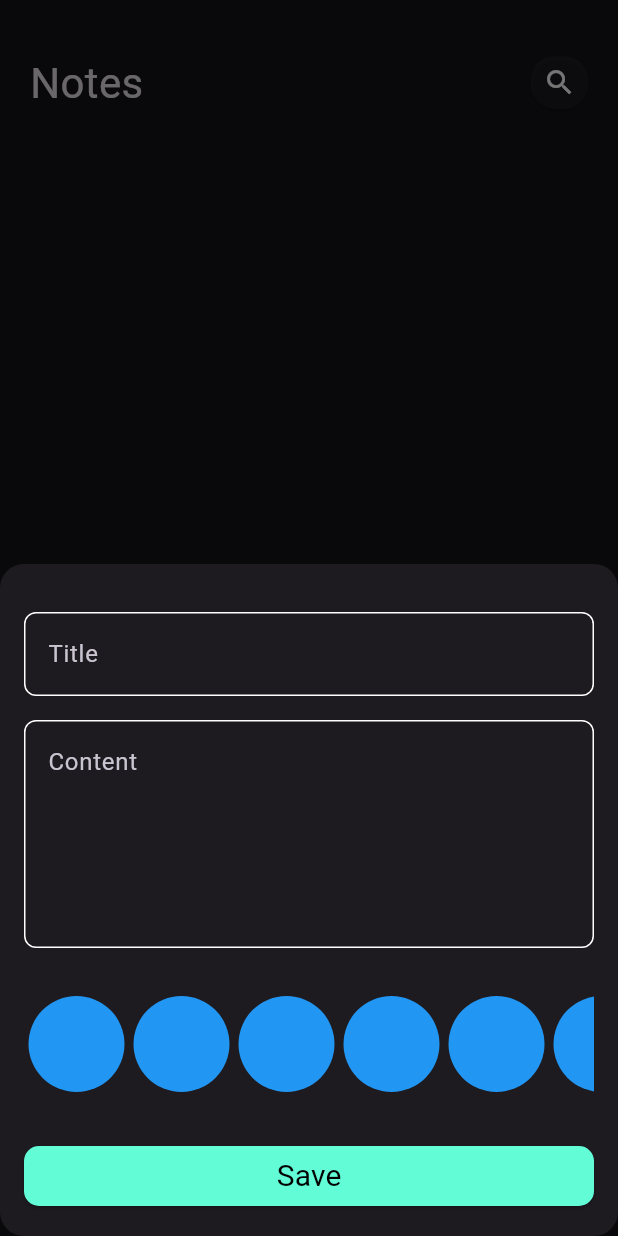
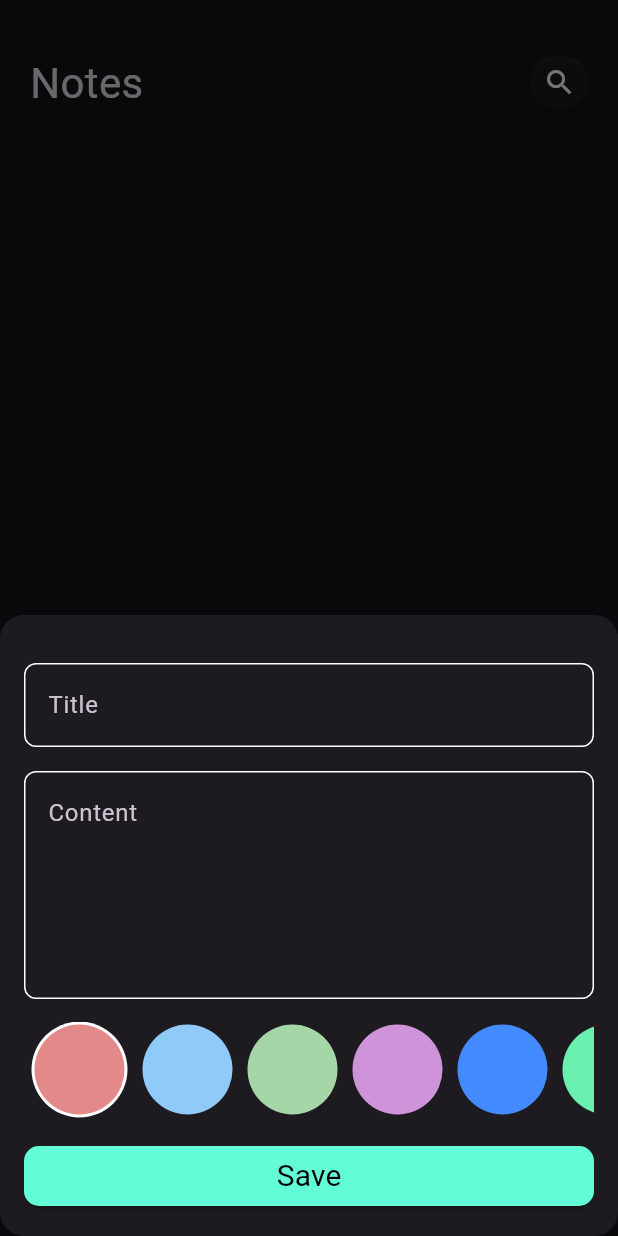
Before and after one commit to moelhewehy7/notes-app, a Flutter app: the screen it shows after launch, after a tap on the "add" icon, on a phone screen of 412 x 824 dp. Run offline on Flutter 3.47's test engine with Material 3 defaults, Android fonts, the phone set to English and light mode, and no system bars; our stand-ins replace bloc, flutter_bloc, flutter_spinkit, hive, hive_flutter; accounts and stored records are empty.

Commit message:
colors list view part 2

```diff
--- a/lib/customwidget/note_form.dart
+++ b/lib/customwidget/note_form.dart
@@ -54,11 +54,11 @@ class _NoteformState extends State<Noteform> {
             hint: 'Content',
           ),
           const SizedBox(
-            height: 32,
+            height: 15,
           ),
-          ColorListView(),
-          SizedBox(
-            height: 32,
+          const ColorListView(),
+          const SizedBox(
+            height: 15,
           ),
           BlocConsumer<AddNotesCubit, AddNotesState>(
             listener: (context, state) {
@@ -126,20 +126,51 @@ class _NoteformState extends State<Noteform> {
 }
 
 class ColorItem extends StatelessWidget {
-  const ColorItem({super.key});
-
+  const ColorItem({super.key, required this.isActive, required this.color});
+  final bool isActive;
+  final Color color;
   @override
   Widget build(BuildContext context) {
-    return CircleAvatar(
-      radius: 35,
-      backgroundColor: Colors.blue,
-    );
+    return isActive
+        ? CircleAvatar(
+            backgroundColor: Colors.white,
+            radius: 32,
+            child: CircleAvatar(
+              radius: 30,
+              backgroundColor: color,
+            ),
+          )
+        : CircleAvatar(
+            radius: 30,
+            backgroundColor: color,
+          );
   }
 }
 
-class ColorListView extends StatelessWidget {
+class ColorListView extends StatefulWidget {
   const ColorListView({super.key});
 
+  @override
+  State<ColorListView> createState() => _ColorListViewState();
+}
+
+int CurrentIndex = 0;
+List<Color> noteColors = [
+  Color(0xFFE48989)!, // Light gray
+  Colors.blue[200]!, // Light blue
+  Colors.green[200]!, // Light green
+  Colors.purple[200]!, // Light purple
+  Colors.blueAccent, // Blue accent
+  Colors.greenAccent, // Green accent
+  Colors.amberAccent, // Amber accent
+  Colors.indigoAccent, // Indigo accent
+  Colors.blue[900]!, // Darker shades of blue
+  Colors.green[800]!, // Darker shades of green
+  Colors.deepPurple, // Deep purple
+  Colors.red[800]!, // Darker shades of red
+];
+
+class _ColorListViewState extends State<ColorListView> {
   @override
   Widget build(BuildContext context) {
     return SizedBox(
@@ -148,7 +179,20 @@ class ColorListView extends StatelessWidget {
         scrollDirection: Axis.horizontal,
         itemCount: 10,
         itemBuilder: (BuildContext context, int index) {
-          return ColorItem();
+          return Padding(
+            padding: EdgeInsets.symmetric(horizontal: 5),
+            child: GestureDetector(
+              onTap: () {
+                CurrentIndex = index;
+                setState(() {});
+              },
+              child: ColorItem(
+                color: noteColors[index],
+                isActive: CurrentIndex ==
+                    index, //means it will be white if for the index numbver
+              ),
+            ),
+          );
         },
       ),
     );
```
